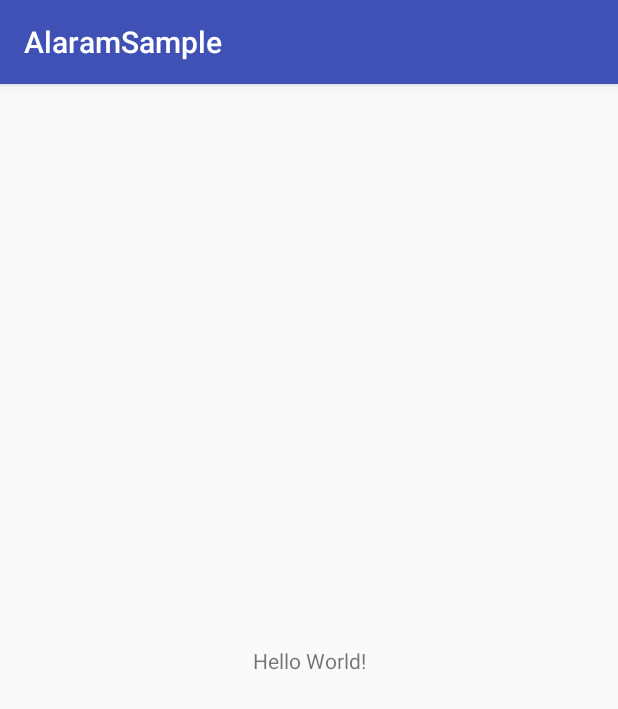
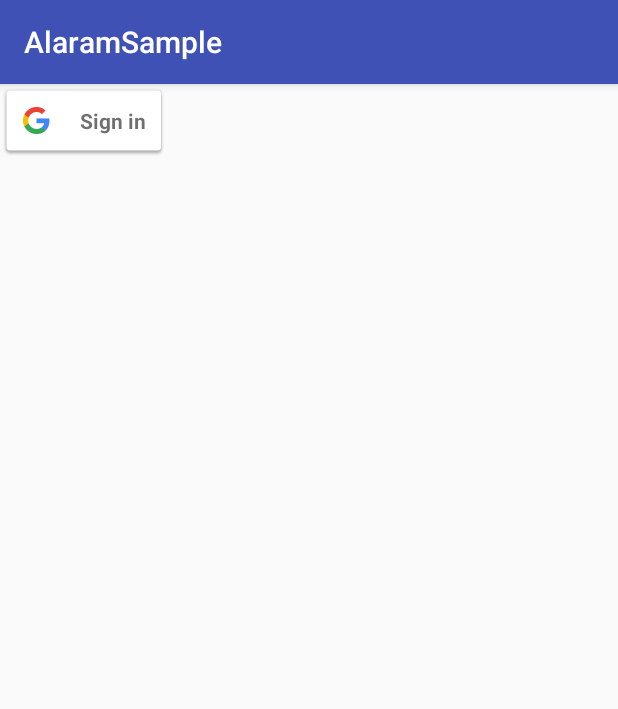
Before and after one commit to Kadarusree/AlaramSample, an Android app: the screen it shows after launch (MainActivity), on a phone screen of 412 x 824 dp. Shown: the top 709 px of the screen. Run offline under Robolectric (Android 15) with nearby library versions, the phone set to English and light mode, and no system bars.

Commit message:
Added Google Sign In

```diff
--- a/app/src/main/AndroidManifest.xml
+++ b/app/src/main/AndroidManifest.xml
@@ -2,6 +2,7 @@
 <manifest xmlns:android="http://schemas.android.com/apk/res/android"
     package="sree.alaramsample">
     <uses-permission android:name="android.permission.WAKE_LOCK" />
+
     <application
         android:allowBackup="true"
         android:icon="@mipmap/ic_launcher"
--- a/app/src/main/java/sree/alaramsample/MainActivity.java
+++ b/app/src/main/java/sree/alaramsample/MainActivity.java
@@ -1,7 +1,19 @@
 package sree.alaramsample;
 
+import android.content.Intent;
 import android.support.v7.app.AppCompatActivity;
 import android.os.Bundle;
+import android.util.Log;
+import android.view.View;
+import android.widget.Toast;
+
+import com.google.android.gms.auth.api.signin.GoogleSignIn;
+import com.google.android.gms.auth.api.signin.GoogleSignInAccount;
+import com.google.android.gms.auth.api.signin.GoogleSignInClient;
+import com.google.android.gms.auth.api.signin.GoogleSignInOptions;
+import com.google.android.gms.common.SignInButton;
+import com.google.android.gms.common.api.ApiException;
+import com.google.android.gms.tasks.Task;
 
 import java.text.SimpleDateFormat;
 import java.util.Calendar;
@@ -11,8 +23,9 @@ import sree.alaramsample.alarm_calendar.AlarmDBHelper;
 import sree.alaramsample.alarm_calendar.AlarmManagerHelper;
 import sree.alaramsample.alarm_calendar.AlarmModel;
 
-public class MainActivity extends AppCompatActivity {
+public class MainActivity extends AppCompatActivity implements View.OnClickListener {
     public AlarmDBHelper dbHelper_calendar = new AlarmDBHelper(this);
+    GoogleSignInClient mGoogleSignInClient;
 
     @Override
     protected void onCreate(Bundle savedInstanceState) {
@@ -20,6 +33,19 @@ public class MainActivity extends AppCompatActivity {
         setContentView(R.layout.activity_main);
 
         addAlarm();
+
+
+        GoogleSignInOptions gso = new GoogleSignInOptions.Builder(GoogleSignInOptions.DEFAULT_SIGN_IN)
+                .requestEmail()
+                .build();
+
+        mGoogleSignInClient = GoogleSignIn.getClient(this, gso);
+        GoogleSignInAccount account = GoogleSignIn.getLastSignedInAccount(this);
+
+        SignInButton signInButton = findViewById(R.id.sign_in_button);
+        signInButton.setSize(SignInButton.SIZE_STANDARD);
+
+        findViewById(R.id.sign_in_button).setOnClickListener(this);
     }
 
 
@@ -118,7 +144,7 @@ public class MainActivity extends AppCompatActivity {
             alarmDetails.isEnabled = true;
             dbHelper_calendar.createAlarm(alarmDetails);
         }
-		/*
+        /*
 		 * alarmDetails.setRepeatingDay(AlarmModel.SUNDAY, true);
 		 * alarmDetails.setRepeatingDay(AlarmModel.MONDAY, true);
 		 * alarmDetails.setRepeatingDay(AlarmModel.TUESDAY, true);
@@ -135,4 +161,47 @@ public class MainActivity extends AppCompatActivity {
             AlarmManagerHelper.setAlarms(this);
         }
     }
+
+    @Override
+    public void onClick(View v) {
+        switch (v.getId()) {
+            case R.id.sign_in_button:
+                signIn();
+                break;
+            // ...
+        }
+    }
+
+
+    private void signIn() {
+        Intent signInIntent = mGoogleSignInClient.getSignInIntent();
+        startActivityForResult(signInIntent, 1);
+    }
+
+    @Override
+    public void onActivityResult(int requestCode, int resultCode, Intent data) {
+        super.onActivityResult(requestCode, resultCode, data);
+
+        // Result returned from launching the Intent from GoogleSignInClient.getSignInIntent(...);
+        if (requestCode == 1) {
+            // The Task returned from this call is always completed, no need to attach
+            // a listener.
+            Task<GoogleSignInAccount> task = GoogleSignIn.getSignedInAccountFromIntent(data);
+            handleSignInResult(task);
+        }
+    }
+
+    private void handleSignInResult(Task<GoogleSignInAccount> completedTask) {
+        try {
+            GoogleSignInAccount account = completedTask.getResult(ApiException.class);
+            Toast.makeText(getApplicationContext(), account.getDisplayName(), Toast.LENGTH_LONG).show();
+            // Signed in successfully, show authenticated UI.
+            //    updateUI(account);
+        } catch (ApiException e) {
+            // The ApiException status code indicates the detailed failure reason.
+            // Please refer to the GoogleSignInStatusCodes class reference for more information.
+            Log.w("", "signInResult:failed code=" + e.getStatusCode());
+            // updateUI(null);
+        }
+    }
 }
--- a/app/src/main/res/layout/activity_main.xml
+++ b/app/src/main/res/layout/activity_main.xml
@@ -1,18 +1,13 @@
 <?xml version="1.0" encoding="utf-8"?>
-<android.support.constraint.ConstraintLayout xmlns:android="http://schemas.android.com/apk/res/android"
+<LinearLayout xmlns:android="http://schemas.android.com/apk/res/android"
     xmlns:app="http://schemas.android.com/apk/res-auto"
     xmlns:tools="http://schemas.android.com/tools"
     android:layout_width="match_parent"
     android:layout_height="match_parent"
     tools:context="sree.alaramsample.MainActivity">
+    <com.google.android.gms.common.SignInButton
+        android:id="@+id/sign_in_button"
+        android:layout_width="wrap_content"
+        android:layout_height="wrap_content" />
 
-    <TextView
-        android:layout_width="wrap_content"
-        android:layout_height="wrap_content"
-        android:text="Hello World!"
-        app:layout_constraintBottom_toBottomOf="parent"
-        app:layout_constraintLeft_toLeftOf="parent"
-        app:layout_constraintRight_toRightOf="parent"
-        app:layout_constraintTop_toTopOf="parent" />
-
-</android.support.constraint.ConstraintLayout>
+</LinearLayout>
```
Also changed, not shown: app/build.gradle (+3 -4 lines).
